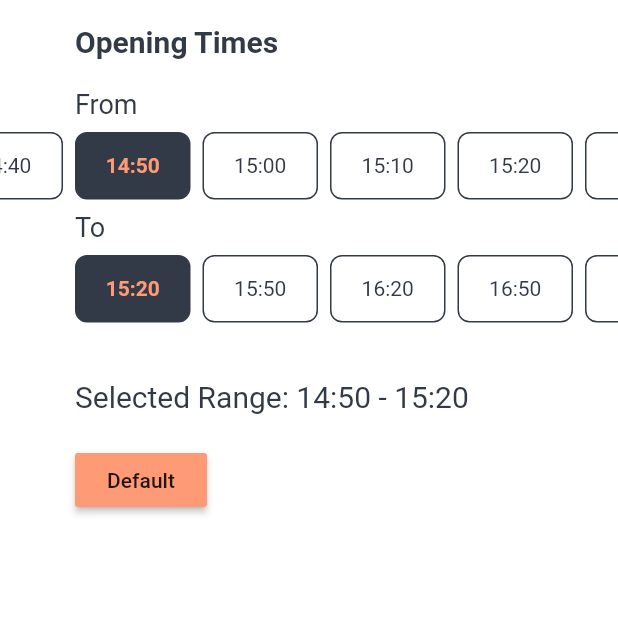
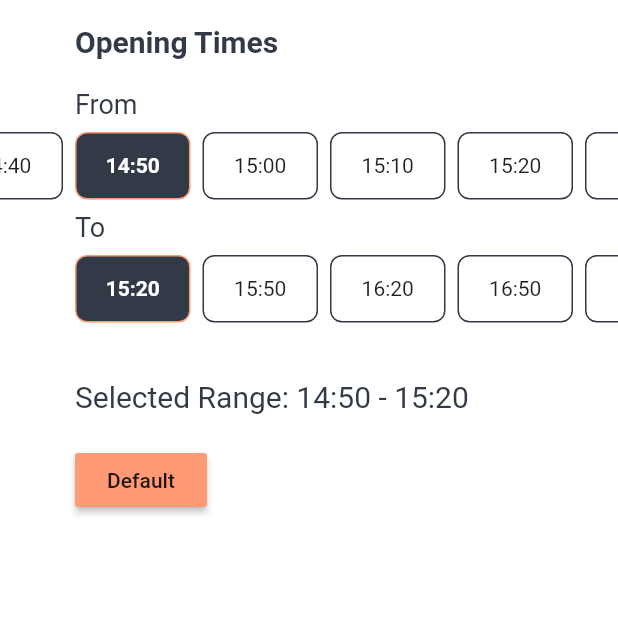
Before and after one commit to muhammadtalhasultan/time_range, a Flutter app: the screen it shows after launch, on a phone screen of 412 x 824 dp, the top half of it. Run offline on Flutter 3.47's test engine with Material 2 defaults, Android fonts, the phone set to English and light mode, and no system bars.

Commit message:
Added the possibility to add a TextStyle for the Time Button instead of only a color (#6)
* Updated readme with new options

* Updated example app

* textColor -> timeButtonBorder, activeTextColor -> activeTimeButtonTextStyle, added timeButtonTextStyle

* Removed activeTextColor from the Example app

* Use example updated in README

* Name changes + activeBorderColor: activeBorderColor

```diff
--- a/example/lib/main.dart
+++ b/example/lib/main.dart
@@ -37,7 +37,6 @@ class _HomePageState extends State<HomePage> {
 
   @override
   Widget build(BuildContext context) {
-
     return Scaffold(
         backgroundColor: Colors.white70,
         body: SafeArea(
@@ -54,9 +53,7 @@ class _HomePageState extends State<HomePage> {
                       .copyWith(fontWeight: FontWeight.bold, color: dark),
                 ),
               ),
-
               SizedBox(height: 20),
-
               TimeRange(
                 fromTitle: Text(
                   'From',
@@ -67,8 +64,12 @@ class _HomePageState extends State<HomePage> {
                   style: TextStyle(fontSize: 18, color: dark),
                 ),
                 titlePadding: leftPadding,
-                textColor: dark,
-                activeTextColor: orange,
+                textStyle: TextStyle(
+                    fontWeight: FontWeight.normal, color: Colors.black87),
+                activeTextStyle:
+                    TextStyle(fontWeight: FontWeight.bold, color: Colors.white),
+                borderColor: dark,
+                activeBorderColor: orange,
                 backgroundColor: Colors.transparent,
                 activeBackgroundColor: dark,
                 firstTime: TimeOfDay(hour: 8, minute: 00),
@@ -92,7 +93,8 @@ class _HomePageState extends State<HomePage> {
                       SizedBox(height: 20),
                       MaterialButton(
                         child: Text('Default'),
-                        onPressed: () => setState(() => _timeRange = _defaultTimeRange),
+                        onPressed: () =>
+                            setState(() => _timeRange = _defaultTimeRange),
                         color: orange,
                       )
                     ],
--- a/lib/time_button.dart
+++ b/lib/time_button.dart
@@ -4,20 +4,24 @@ class TimeButton extends StatefulWidget {
   final String time;
   final Function onSelect;
   final bool value;
-  final Color textColor;
+  final Color borderColor;
+  final Color activeBorderColor;
   final Color backgroundColor;
-  final Color activeTextColor;
   final Color activeBackgroundColor;
+  final TextStyle textStyle;
+  final TextStyle activeTextStyle;
 
   const TimeButton(
       {Key key,
       this.time,
       this.onSelect,
       this.value = false,
-      this.textColor,
+      this.borderColor,
+      this.activeBorderColor,
       this.backgroundColor,
-      this.activeTextColor,
-      this.activeBackgroundColor})
+      this.activeBackgroundColor,
+      this.textStyle,
+      this.activeTextStyle})
       : super(key: key);
 
   @override
@@ -52,27 +56,19 @@ class _TimeButtonState extends State<TimeButton> {
       child: Container(
         decoration: BoxDecoration(
           color: isSelected
-            ? widget.activeBackgroundColor ?? Theme.of(context).primaryColor
-            : widget.backgroundColor ?? Theme.of(context).backgroundColor,
+              ? widget.activeBackgroundColor ?? Theme.of(context).primaryColor
+              : widget.backgroundColor ?? Theme.of(context).backgroundColor,
           borderRadius: BorderRadius.circular(8),
           border: Border.all(
-            color: isSelected
-              ? widget.activeBackgroundColor ?? Theme.of(context).primaryColor
-              : widget.textColor ?? Theme.of(context).primaryColor
-          ),
+              color: isSelected
+                  ? widget.activeBorderColor ?? Theme.of(context).primaryColor
+                  : widget.borderColor ?? Theme.of(context).primaryColor),
         ),
         child: Center(
           child: Padding(
             padding: const EdgeInsets.all(8.0),
-            child: Text(
-              widget.time,
-              style: TextStyle(
-                fontWeight: isSelected ? FontWeight.bold : FontWeight.normal,
-                color: isSelected
-                    ? widget.activeTextColor ?? Colors.white
-                    : widget.textColor ?? Colors.white,
-              ),
-            ),
+            child: Text(widget.time,
+                style: isSelected ? widget.activeTextStyle : widget.textStyle),
           ),
         ),
       ),
--- a/lib/time_list.dart
+++ b/lib/time_list.dart
@@ -9,10 +9,12 @@ class TimeList extends StatefulWidget {
   final int timeStep;
   final double padding;
   final void Function(TimeOfDay hour) onHourSelected;
-  final Color textColor;
+  final Color borderColor;
+  final Color activeBorderColor;
   final Color backgroundColor;
-  final Color activeTextColor;
   final Color activeBackgroundColor;
+  final TextStyle textStyle;
+  final TextStyle activeTextStyle;
 
   TimeList({
     Key key,
@@ -22,10 +24,12 @@ class TimeList extends StatefulWidget {
     @required this.lastTime,
     @required this.onHourSelected,
     this.initialTime,
-    this.textColor,
+    this.borderColor,
+    this.activeBorderColor,
     this.backgroundColor,
-    this.activeTextColor,
     this.activeBackgroundColor,
+    this.textStyle,
+    this.activeTextStyle,
   })  : assert(firstTime != null && lastTime != null),
         assert(
             lastTime.after(firstTime), 'lastTime not can be before firstTime'),
@@ -93,10 +97,12 @@ class _TimeListState extends State<TimeList> {
           return Padding(
             padding: const EdgeInsets.only(right: 8.0),
             child: TimeButton(
-              textColor: widget.textColor,
+              borderColor: widget.borderColor,
+              activeBorderColor: widget.activeBorderColor,
               backgroundColor: widget.backgroundColor,
-              activeTextColor: widget.activeTextColor,
               activeBackgroundColor: widget.activeBackgroundColor,
+              textStyle: widget.textStyle,
+              activeTextStyle: widget.activeTextStyle,
               time: hour.hhmm(),
               value: _selectedHour == hour,
               onSelect: (_) => _selectHour(index, hour),
--- a/lib/time_range.dart
+++ b/lib/time_range.dart
@@ -16,10 +16,12 @@ class TimeRange extends StatefulWidget {
   final double titlePadding;
   final void Function(TimeRangeResult range) onRangeCompleted;
   final TimeRangeResult initialRange;
-  final Color textColor;
+  final Color borderColor;
+  final Color activeBorderColor;
   final Color backgroundColor;
-  final Color activeTextColor;
   final Color activeBackgroundColor;
+  final TextStyle textStyle;
+  final TextStyle activeTextStyle;
 
   TimeRange({
     Key key,
@@ -32,10 +34,12 @@ class TimeRange extends StatefulWidget {
     this.toTitle,
     this.titlePadding = 0,
     this.initialRange,
-    this.textColor,
+    this.borderColor,
+    this.activeBorderColor,
     this.backgroundColor,
-    this.activeTextColor,
     this.activeBackgroundColor,
+    this.textStyle,
+    this.activeTextStyle,
   })  : assert(timeBlock != null),
         assert(firstTime != null && lastTime != null),
         assert(
@@ -89,10 +93,12 @@ class _TimeRangeState extends State<TimeRange> {
           timeStep: widget.timeStep,
           padding: widget.titlePadding,
           onHourSelected: _startHourChanged,
-          textColor: widget.textColor,
+          borderColor: widget.borderColor,
+          activeBorderColor: widget.activeBorderColor,
           backgroundColor: widget.backgroundColor,
-          activeTextColor: widget.activeTextColor,
           activeBackgroundColor: widget.activeBackgroundColor,
+          textStyle: widget.textStyle,
+          activeTextStyle: widget.activeTextStyle,
         ),
         if (widget.toTitle != null)
           Padding(
@@ -109,10 +115,12 @@ class _TimeRangeState extends State<TimeRange> {
           timeStep: widget.timeBlock,
           padding: widget.titlePadding,
           onHourSelected: _endHourChanged,
-          textColor: widget.textColor,
+          borderColor: widget.borderColor,
+          activeBorderColor: widget.activeBorderColor,
           backgroundColor: widget.backgroundColor,
-          activeTextColor: widget.activeTextColor,
           activeBackgroundColor: widget.activeBackgroundColor,
+          textStyle: widget.textStyle,
+          activeTextStyle: widget.activeTextStyle,
         ),
       ],
     );
```
Also changed, not shown: 1 other file.
